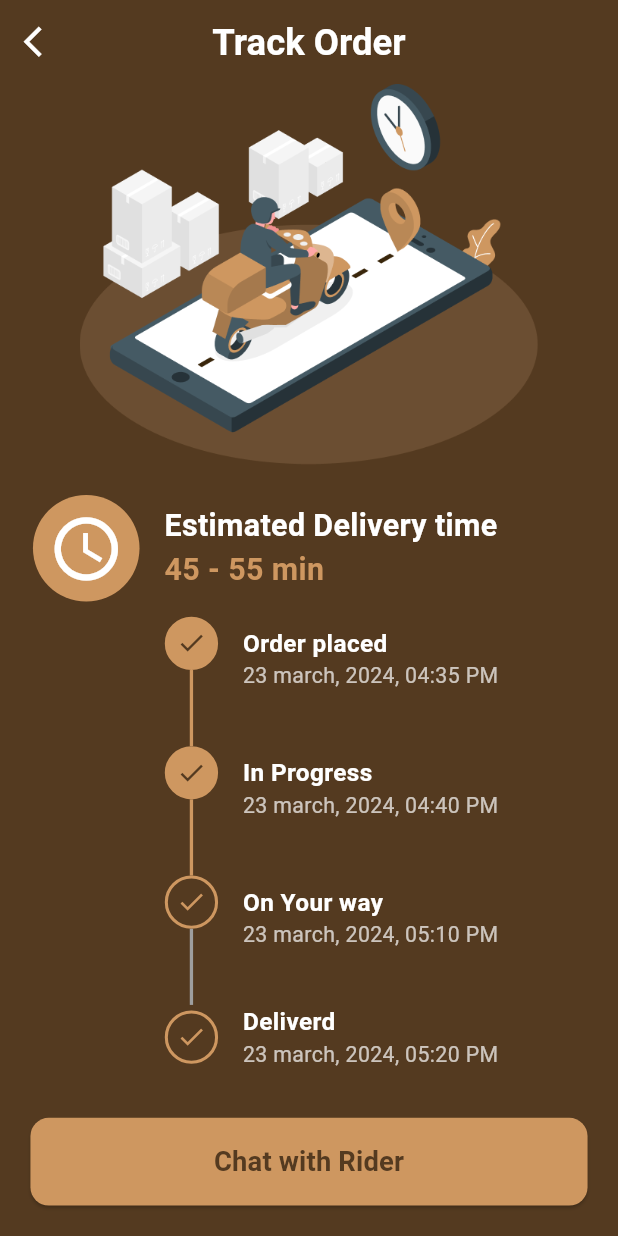
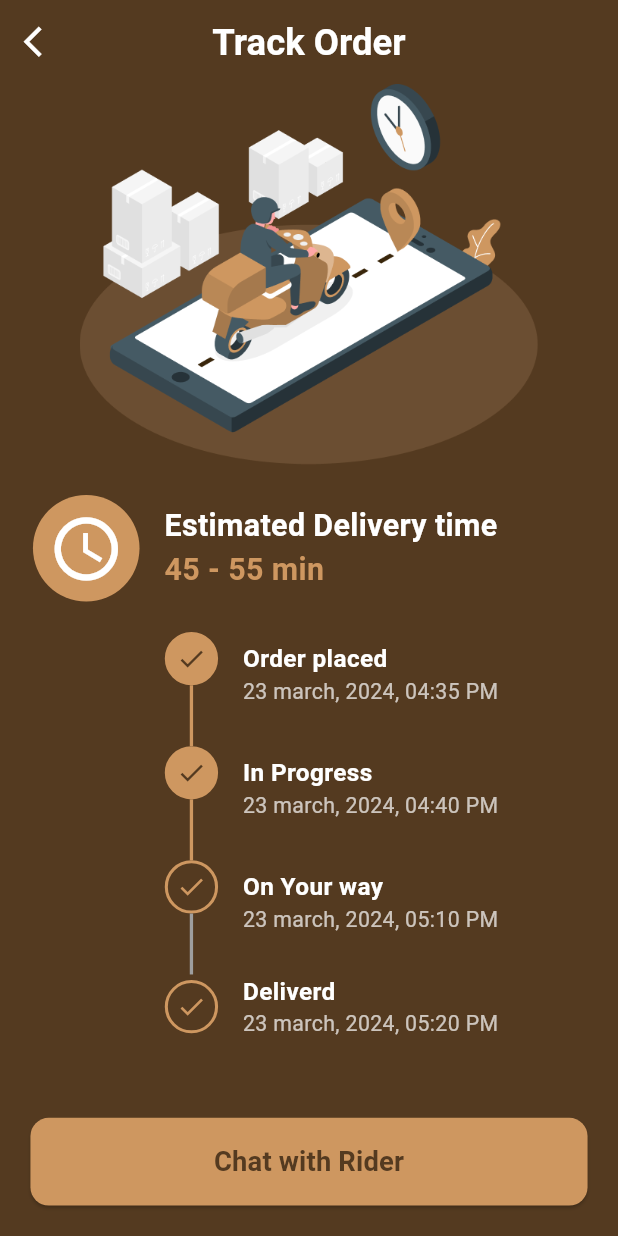
Before and after one commit to AymanAltairi73/CupCraft-Modern-Coffee-Shop-App, a Flutter app: the TrackOrderScreen screen opened by its route, on a phone screen of 412 x 824 dp. Run offline on Flutter 3.47's test engine with Material 3 defaults, Android fonts, the phone set to English and light mode, and no system bars; our stand-ins replace firebase_auth, firebase_core, flutter_screenutil, font_awesome_flutter, get, google_sign_in and 2 more; accounts and stored records are empty; Roboto replaces fonts that are missing (Montserrat).

Commit message:
fix: Improve order timeline layout and scrolling behavior

```diff
--- a/lib/Presentation/pages/track_order_screen.dart
+++ b/lib/Presentation/pages/track_order_screen.dart
@@ -82,8 +82,10 @@ class TrackOrderScreen extends StatelessWidget {
           // Order Timeline
           Expanded(
             child: Padding(
-              padding: EdgeInsets.only(left: 100.w),
+              padding: EdgeInsets.only(left: 100.w, top: 10.h),
+              child: SingleChildScrollView(
                 child: Column(
+                  mainAxisSize: MainAxisSize.min,
                   children: [
                     _buildTimelineItem(
                       'Order placed',
@@ -107,6 +109,7 @@ class TrackOrderScreen extends StatelessWidget {
                       isLast: true,
                     ),
                   ],
+                ),
               ),
             ),
           ),
@@ -170,7 +173,7 @@ class TrackOrderScreen extends StatelessWidget {
             if (!isLast)
               Container(
                 width: 2.w,
-                height: 50.h,
+                height: 40.h,
                 color: isCompleted ? const Color(0xFFCE9760) : Colors.grey,
               ),
           ],
@@ -195,7 +198,7 @@ class TrackOrderScreen extends StatelessWidget {
                   fontSize: 14.sp,
                 ),
               ),
-              if (!isLast) SizedBox(height: 30.h),
+              if (!isLast) SizedBox(height: 20.h),
             ],
           ),
         ),
```
Lines whose indentation alone changed are shown as unchanged.
